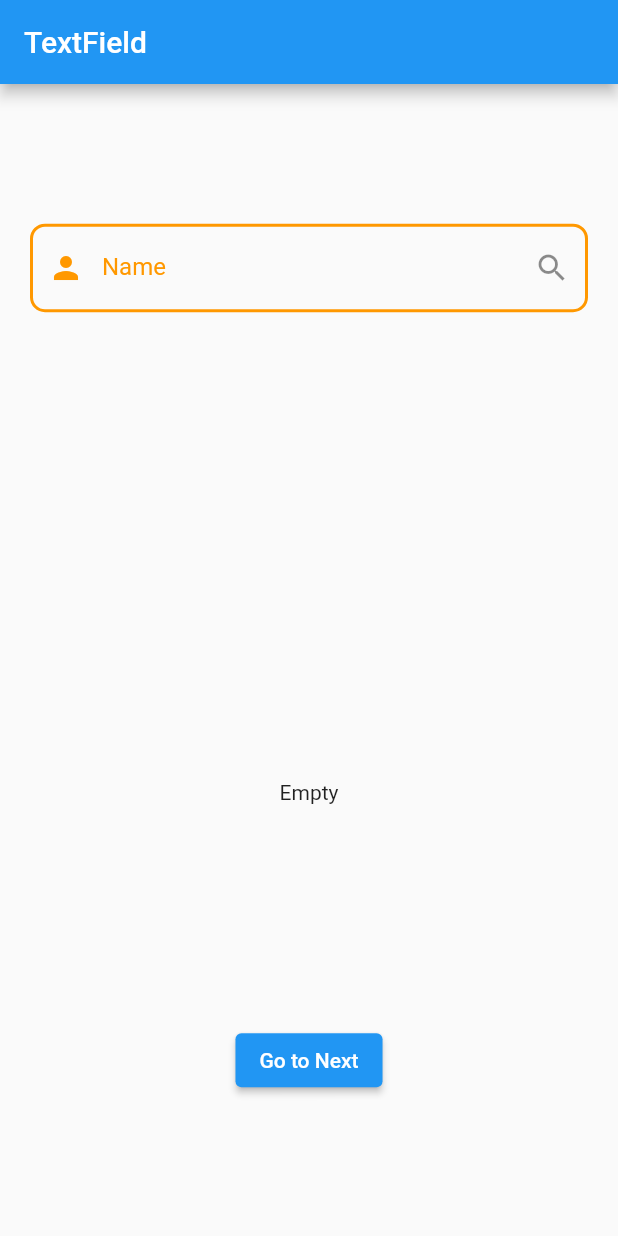
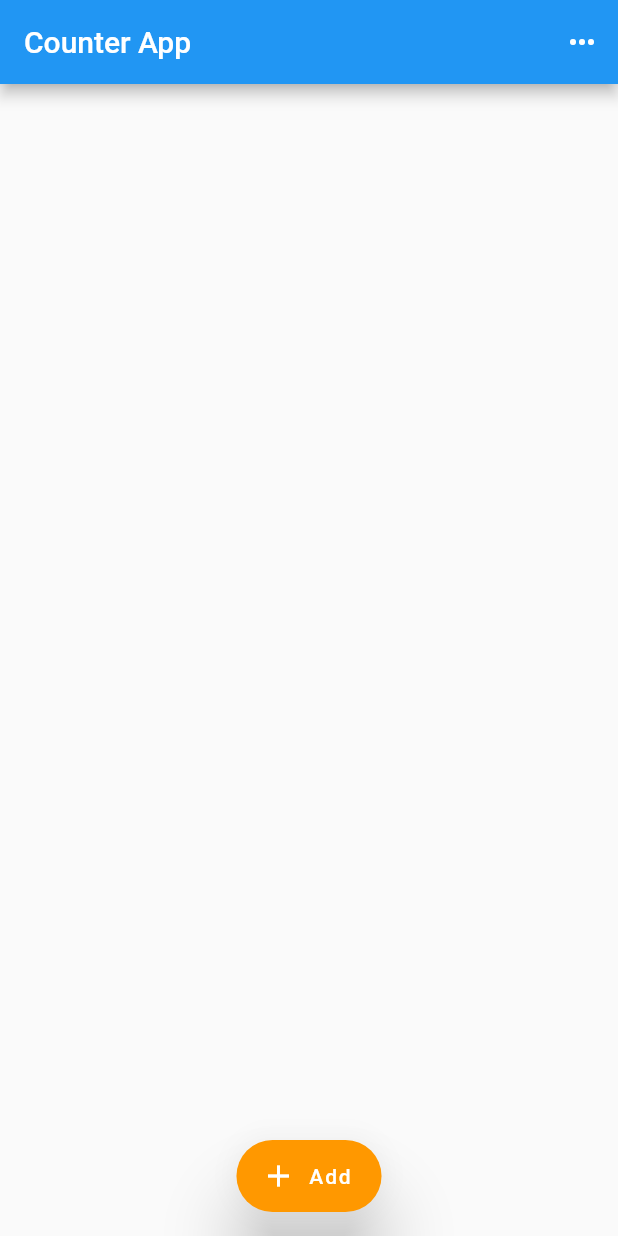
Before and after one commit to jpmehedi/ict-flutter-batch-5, a Flutter app: the screen it shows after launch, on a phone screen of 412 x 824 dp. Run offline on Flutter 3.47's test engine with Material 2 defaults, Android fonts, the phone set to English and light mode, and no system bars.

Commit message:
FloatingActionButton, AlertDialog, PopupMenuButton

```diff
--- /dev/null
+++ b/lib/counter_app.dart
@@ -0,0 +1,119 @@
+import 'package:flutter/material.dart';
+
+class CounterAppScreen extends StatelessWidget {
+  const CounterAppScreen({ Key? key }) : super(key: key);
+
+
+  showAlert(BuildContext context) {
+    return showDialog(
+      context: context,
+      barrierDismissible: false,
+      barrierLabel: "asdbnasbb",
+      builder: (BuildContext context) {
+        return AlertDialog(
+            title: Text("This is simple alert dialog"),
+            content: Text("This is body of alert dialog"),
+            actions: [
+              TextButton(
+                onPressed: (){},
+                child: Text("Yes"),
+              ),
+              TextButton(
+                onPressed: (){
+                  Navigator.pop(context);
+                },
+                child: Text("No"),
+              ),
+            ],
+        );
+      }
+    );
+  }
+
+  @override
+  Widget build(BuildContext context) {
+
+    return  Scaffold(
+      appBar: AppBar(
+        title: Text("Counter App"),
+        actions: [
+          PopupMenuButton(
+            onSelected: (value) {
+              print("Value : $value");
+              if(value == 1) {
+                print("Go to contact screen");
+              }else if (value == 2){
+                print("Go to play store");
+              }
+            },
+            icon: Icon(Icons.more_horiz),
+            // color: Colors.orange,
+            shape: RoundedRectangleBorder(
+              borderRadius: BorderRadius.circular(20),
+              side: BorderSide(
+                color: Colors.red,
+                width: 3
+              )
+            ),
+            offset: Offset(
+              5, 56
+            ),
+            itemBuilder: (BuildContext context){
+              return [
+                PopupMenuItem(
+                  child: Text("Item 1"),
+                  value: 1,
+                ),
+                PopupMenuItem(
+                  child: Text("Item 1"),
+                  value: 2,
+                )
+              ];
+            }
+          )
+        ],
+      ),
+      body: null,
+
+      floatingActionButtonLocation: FloatingActionButtonLocation.centerFloat,
+      floatingActionButton: FloatingActionButton.extended(
+      tooltip: "Click",
+        elevation: 20,
+        // foregroundColor: Colors.grey,
+        hoverElevation: 50,
+        // shape: RoundedRectangleBorder(
+        //   borderRadius: BorderRadius.circular(20),
+        //   side: BorderSide(
+        //     color: Colors.green,
+        //     width: 3
+        //   )
+        // ),
+        backgroundColor: Colors.orange,
+        hoverColor: Colors.pink,
+        onPressed: (){
+          showAlert(context);
+        },
+        label: Text("Add"),
+        icon: Icon(Icons.add),
+      )
+
+      // floatingActionButton: FloatingActionButton(
+      //   tooltip: "Click",
+      //   elevation: 20,
+      //   foregroundColor: Colors.grey,
+      //   hoverElevation: 50,
+      //   shape: RoundedRectangleBorder(
+      //     borderRadius: BorderRadius.circular(20),
+      //     side: BorderSide(
+      //       color: Colors.green,
+      //       width: 3
+      //     )
+      //   ),
+      //   backgroundColor: Colors.orange,
+      //   hoverColor: Colors.pink,
+      //   onPressed: (){},
+      //   child: Icon(Icons.add, color: Colors.red,),
+      // ),
+    );
+  }
+}
--- a/lib/main.dart
+++ b/lib/main.dart
@@ -1,5 +1,5 @@
 import 'package:flutter/material.dart';
-import 'package:test_project/textfield_screen.dart';
+import 'package:test_project/counter_app.dart';
 
 void main() {
   runApp(
@@ -13,7 +13,7 @@ void main() {
       // home: ProfileScreen(),
       // home: FullScreenDrawer(),
       // home: ButtonScreen()
-      home: TextFieldScreen(),
+      home: CounterAppScreen(),
     ),
   );
 }
```
